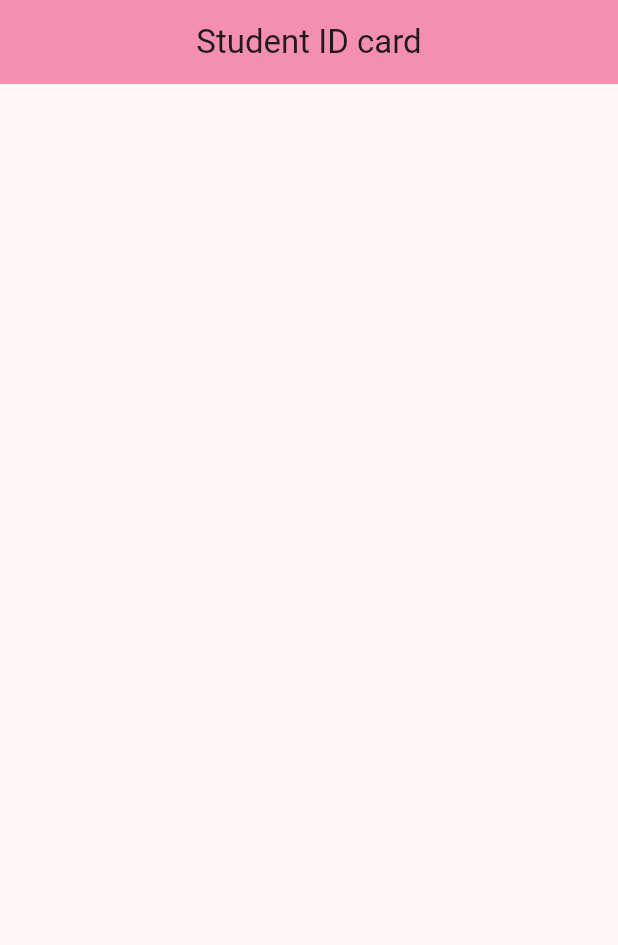
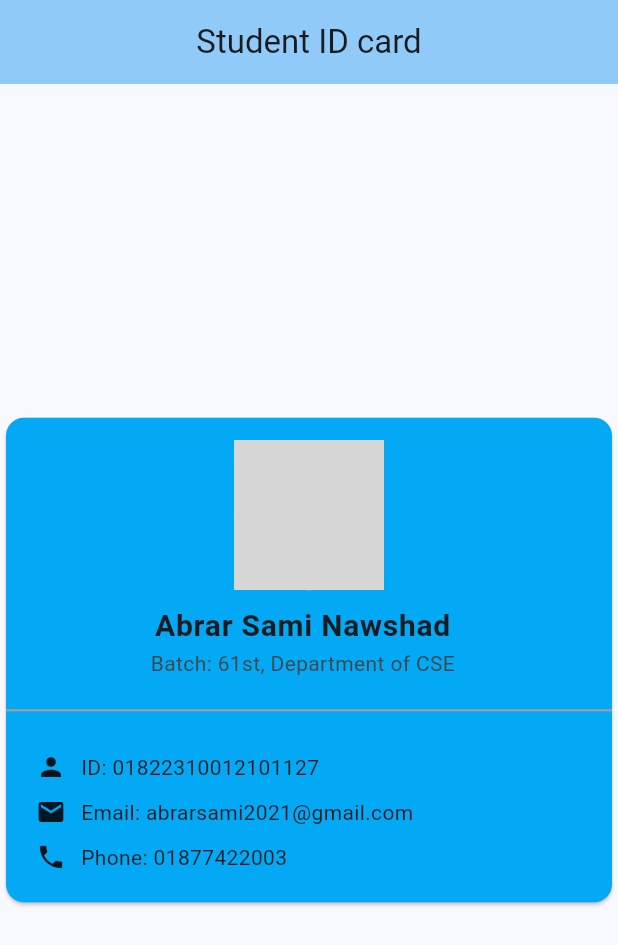
Before and after one commit to nawshad85/127_FA_8, a Flutter app: the screen it shows after launch, on a phone screen of 412 x 824 dp. Shown: the top 945 px of the screen. Run offline on Flutter 3.47's test engine with Material 3 defaults, Android fonts, the phone set to English and light mode, and no system bars; network calls fail; grey boxes are pictures that could not be loaded.

Commit message:
add the color of the card

```diff
--- a/lib/main.dart
+++ b/lib/main.dart
@@ -12,9 +12,9 @@ class MyApp extends StatelessWidget {
       debugShowCheckedModeBanner: false,
       title: 'ID Card',
       theme: ThemeData(
-        colorScheme: ColorScheme.fromSeed(seedColor: Colors.red.shade200),
+        colorScheme: ColorScheme.fromSeed(seedColor: Colors.blue.shade200),
       ),
-      home: HomePage(),
+      home: const HomePage(),
     );
   }
 }
@@ -25,11 +25,65 @@ class HomePage extends StatelessWidget {
   Widget build(BuildContext context) {
     return Scaffold(
         appBar: AppBar(
-          title: Text("Student ID card"),
-          backgroundColor: Colors.pink.shade200,
+          title: const Text("Student ID card"),
+          backgroundColor: Colors.blue.shade200,
           centerTitle: true,
         ),
-        body: Column()
-    );
+        body: Column(
+          mainAxisAlignment: MainAxisAlignment.center,
+          children: [
+            Card(
+              color: Colors.lightBlue,
+              child: Column(
+                mainAxisSize: MainAxisSize.min,
+                children: [
+                  SizedBox(height: 15),
+                  Center(
+                    child: CircleAvatar(
+                      backgroundImage: NetworkImage("https://freepngdesign.com/content/uploads/images/t_student-emoji-9482.png"),
+                      radius: 50,
+                    )
+                  ),
+                  ListTile(
+                    title: Text("Abrar Sami Nawshad", textAlign: TextAlign.center, style: TextStyle(
+                      fontWeight: FontWeight.bold,
+                      fontSize: 20
+                    ),),
+                    subtitle: Text("Batch: 61st, Department of CSE", textAlign: TextAlign.center)
+                  ),
+                  Divider(thickness: 1.5, color: Colors.grey),
+                  SizedBox(height: 20),
+                  Row(
+                    children: [
+                      SizedBox(width: 20),
+                      Icon(Icons.person, size: 20),
+                      SizedBox(width: 10),
+                      Text("ID: 01822310012101127")
+                    ],
+                  ),
+                  SizedBox(height: 10),
+                  Row(
+                    children: [
+                      SizedBox(width: 20),
+                      Icon(Icons.email, size: 20),
+                      SizedBox(width: 10),
+                      Text("Email: abrarsami2021@gmail.com")
+                    ],
+                  ),
+                  SizedBox(height: 10),
+                  Row(
+                    children: [
+                      SizedBox(width: 20),
+                      Icon(Icons.phone, size: 20),
+                      SizedBox(width: 10),
+                      Text("Phone: 01877422003")
+                    ],
+                  ),
+                  SizedBox(height: 20)
+                ],
+              ),
+            ),
+          ],
+        ));
   }
 }
```
